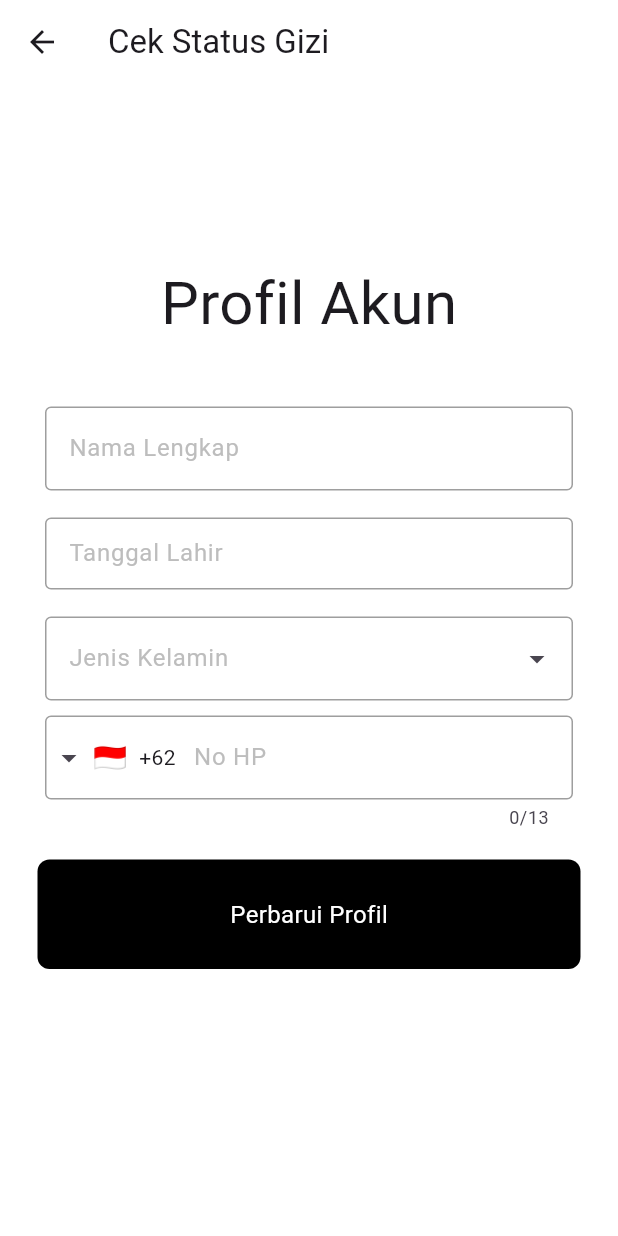
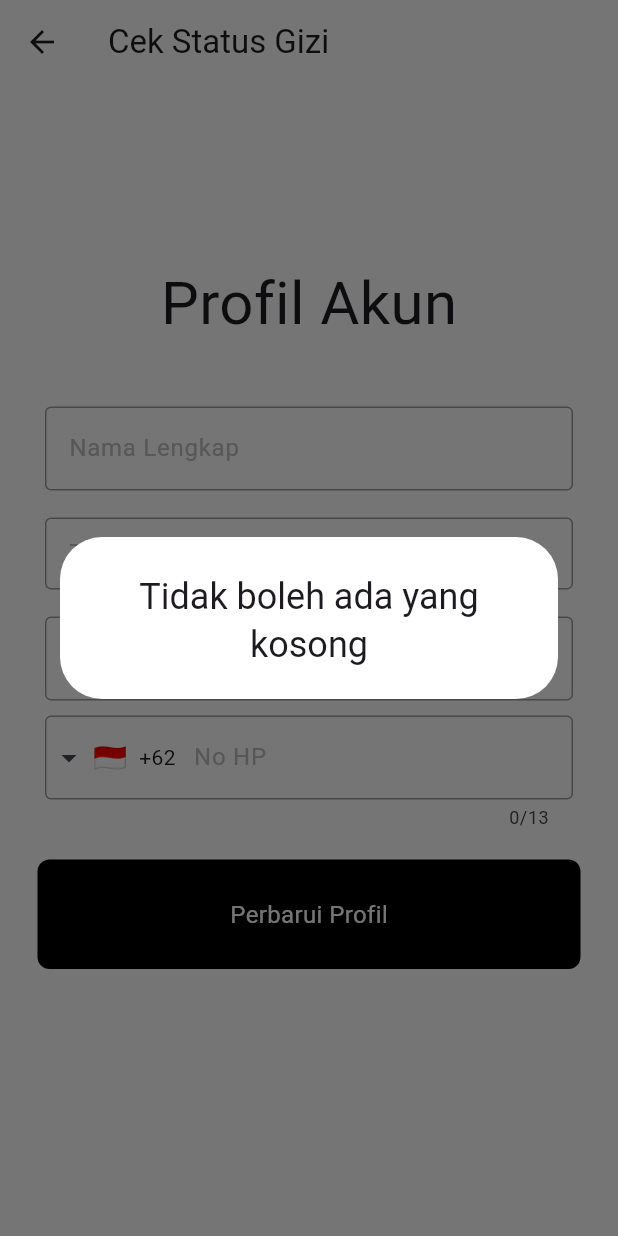
Before and after one commit to ilmamhf/monitoring_app, a Flutter app: the FormUpdateProfil screen opened directly, after a tap on "Perbarui Profil", on a phone screen of 412 x 824 dp. Run offline on Flutter 3.47's test engine with Material 3 defaults, Android fonts, the phone set to English and light mode, and no system bars; drawn by our look-alikes of dropdown_search, intl_phone_field; our stand-ins replace cloud_firestore, firebase_auth, firebase_core, fl_chart, month_picker_dialog; accounts and stored records are empty.

Commit message:
v2, lupa apa aj

```diff
--- a/lib/components/grafik_aktifitas.dart
+++ b/lib/components/grafik_aktifitas.dart
@@ -44,7 +44,7 @@ class AktifitasLineChart extends StatelessWidget {
               interval: 1,
               reservedSize: 22,
               getTitlesWidget: (value, meta) {
-                return Text(labels[value.toInt()], style: TextStyle(fontSize: 12));
+                return Text(labels[value.toInt()], style: TextStyle(fontSize: 8));
               },
             ),
           ),
--- a/lib/components/month_picker.dart
+++ b/lib/components/month_picker.dart
@@ -33,6 +33,7 @@ class _MonthPickerState extends State<MonthPicker> {
             isDense: true,
             contentPadding: EdgeInsets.all(8),
             hintText: widget.text,
+            hintStyle: TextStyle(color: Colors.grey[400]),
             filled: false,
             enabledBorder: const OutlineInputBorder(
               borderSide: BorderSide(color: Colors.grey)
--- a/lib/pages/form_update_profil.dart
+++ b/lib/pages/form_update_profil.dart
@@ -25,6 +25,22 @@ class _FormUpdateProfilState extends State<FormUpdateProfil> {
   final tglLahirController = TextEditingController();
   String kelaminController = '';
   final noHPController = TextEditingController();
+
+  // error message popup
+  void showErrorMessage(String message) {
+    showDialog(
+      context: context,
+      builder: (context) {
+        return AlertDialog(
+          backgroundColor: Colors.white,
+          title: Text(
+            message,
+            textAlign: TextAlign.center,
+          ),
+        );
+      },
+    );
+  }
 
 
   // void submitStatusGizi() {
@@ -104,7 +120,12 @@ class _FormUpdateProfilState extends State<FormUpdateProfil> {
                 MyButton(
                   text: "Perbarui Profil",
                   onTap: () {
-
+                    if (namaLengkapController.text.isEmpty ||
+                      tglLahirController.text.isEmpty ||
+                      kelaminController.isEmpty ||
+                      noHPController.text.isEmpty) {
+                      showErrorMessage("Tidak boleh ada yang kosong");
+                    } else {
                       // Ambil tanggal dari dateController
                       final tglLahir = DateTime.parse(tglLahirController.text);
                       // Buat objek Timestamp dari combinedDateTime
@@ -120,8 +141,11 @@ class _FormUpdateProfilState extends State<FormUpdateProfil> {
                       // add to db
                       FirestoreService().updateUser(userProfile);
 
-                    // // back
-                    // Navigator.pop(context);
+                      // back
+                      Navigator.pop(context);
+
+                      showErrorMessage("Profil berhasil diperbarui");
+                    }
                   },
                   size: 25,
                 ),
```
Also changed, not shown: lib/pages/aktifitas_page.dart (+3 -24 lines). Lines whose indentation alone changed are shown as unchanged.
